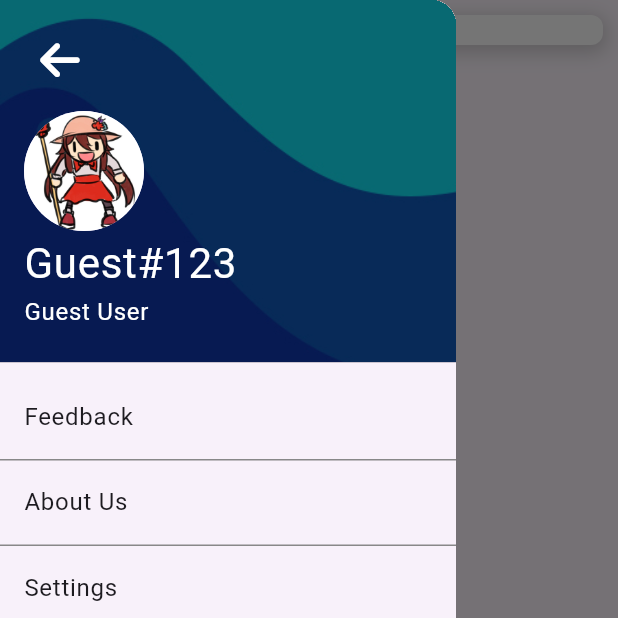
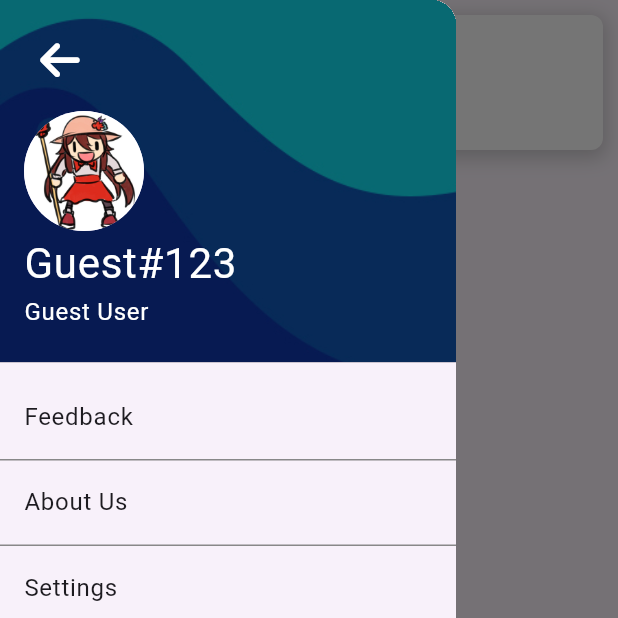
Before and after one commit to Sasing-tet/shift-project, a Flutter app: the HomePage screen opened directly, with the side drawer open, on a phone screen of 412 x 824 dp, the top half of it. Run offline on Flutter 3.47's test engine with Material 2 defaults, Android fonts, the phone set to English and light mode, and no system bars; our stand-ins replace cloud_firestore, dio, firebase_auth, firebase_core, flutter_easyloading, flutter_map and 9 more; missing offline and left inert: animated_snack_bar, flutter_osm_plugin, pointer_interceptor; accounts and stored records are empty; generated files the repository leaves out were written again; statements that could not run were skipped.

Commit message:
updated weather widget bug and position of flood susceptible notification snack bar

```diff
--- a/lib/screens/home/home_widgets/appbar_widget.dart
+++ b/lib/screens/home/home_widgets/appbar_widget.dart
@@ -39,6 +39,9 @@ class MyAppBar extends StatelessWidget {
             // WEATHER WIDGET
             Expanded(
               child: Container(
+                constraints: BoxConstraints(
+                  minHeight: 90,
+                ),
                 margin: EdgeInsets.only(
                   top: 10,
                   right: 10,
--- a/lib/screens/home/homepage.dart
+++ b/lib/screens/home/homepage.dart
@@ -1,5 +1,4 @@
 // ignore_for_file: use_build_context_synchronously, prefer_const_constructors, prefer_const_literals_to_create_immutables, sized_box_for_whitespace
-
 
 import 'package:flutter/material.dart';
 import 'package:flutter_osm_plugin/flutter_osm_plugin.dart';
@@ -70,10 +69,14 @@ class _HomePage extends ConsumerState<HomePage>
   @override
   Widget build(BuildContext context) {
     return Scaffold(
-      appBar: PreferredSize(
-        preferredSize: Size(double.infinity, 250),
-        child: MyAppBar(),
-      ),
+      // appBar: PreferredSize(
+      //   preferredSize: Size(double.infinity, 150),
+      //   child: MyAppBar(),
+      // ),
+      // extendBodyBehindAppBar: true,
+      // drawer: SafeArea(
+      //   child: WeatherDrawer(),
+      // ),
       extendBodyBehindAppBar: true,
       drawer: SafeArea(
         child: WeatherDrawer(),
@@ -133,13 +136,16 @@ class _HomePage extends ConsumerState<HomePage>
                 final routeCHOSEN = ref.watch(opsProvider).routeCHOSEN;
 
                 return polylinezzNotifierValue
-                    ?  goNotifier ? StopButton(
+                    ? goNotifier
+                        ? StopButton(
                             onTap: () async {
                               await Srvc.removeAllMarkers(
                                   routes!, mapController);
                               mapController.clearAllRoads();
                               operationsProvider.clearAllData();
-                                    },): Column(
+                            },
+                          )
+                        : Column(
                             crossAxisAlignment: CrossAxisAlignment.start,
                             children: [
                               ClearButton(
@@ -153,8 +159,7 @@ class _HomePage extends ConsumerState<HomePage>
                               Row(
                                 children: [
                                   Expanded(
-                                  child:
-                                   RouteButtonsContainer(
+                                      child: RouteButtonsContainer(
                                     child: Row(
                                       children: [
                                         Expanded(
@@ -167,7 +172,8 @@ class _HomePage extends ConsumerState<HomePage>
                                         SizedBox(width: 10),
                                         GoButton(
                                           onTap: () async {
-                                      operationsProvider.stopButtonNotifier();
+                                            operationsProvider
+                                                .stopButtonNotifier();
                                             Srvc.updateLocation(
                                                 routeCHOSEN!,
                                                 mapController,
@@ -194,7 +200,13 @@ class _HomePage extends ConsumerState<HomePage>
                       );
               })
             ]),
-          )
+          ),
+          Positioned(
+            left: 0,
+            right: 0,
+            top: 0,
+            child: MyAppBar(),
+          ),
         ],
       ),
     );
--- a/lib/screens/home/srvc.dart
+++ b/lib/screens/home/srvc.dart
@@ -485,7 +485,7 @@ class Srvc {
       mobilePositionSettings: MobilePositionSettings(
         right: 15,
         left: 80,
-        bottomOnAppearance: 145,
+        bottomOnAppearance: 95,
       ),
     ).show(context);
   }
```
Lines whose indentation alone changed are shown as unchanged.
